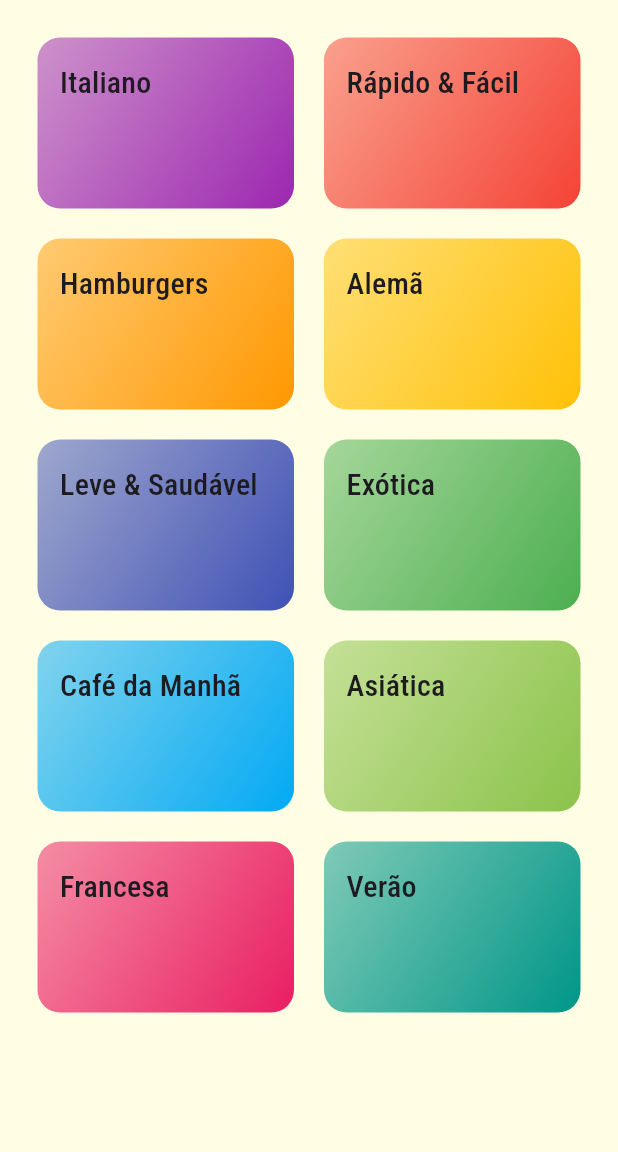
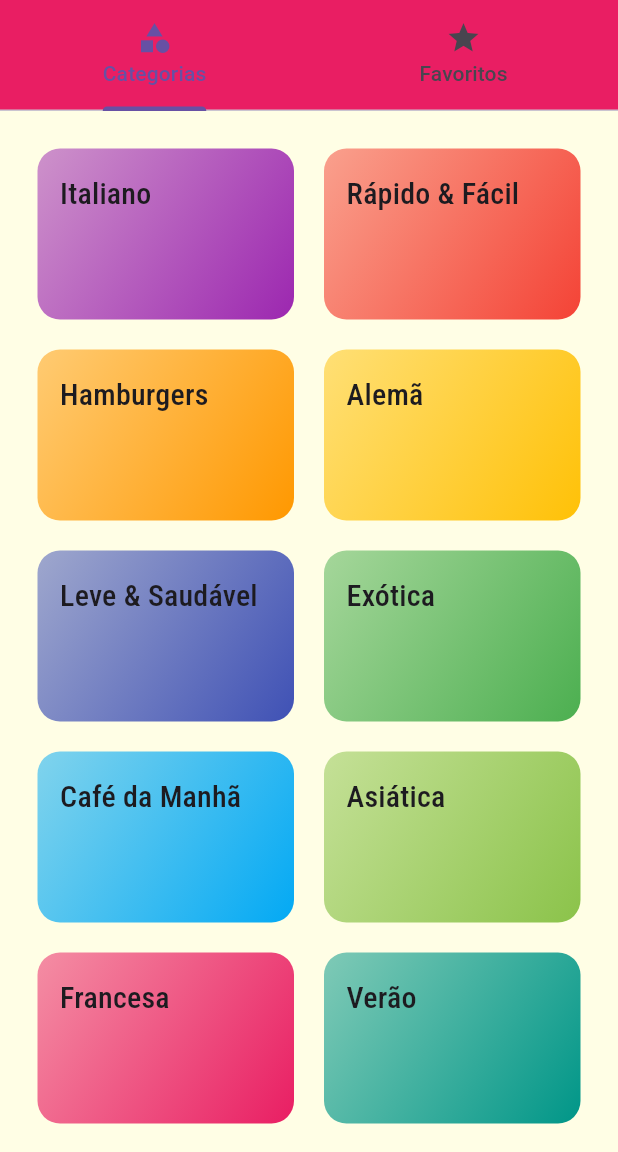
Before and after one commit to nailtonsdelima/meals, a Flutter app: the screen it shows after launch, on a phone screen of 412 x 824 dp, the part 84-1236 px from its top. Run offline on Flutter 3.47's test engine with Material 3 defaults, Android fonts, the phone set to English and light mode, and no system bars.

Commit message:
Adicionando tabs de navegação entre categorias e favoritos

```diff
--- a/lib/main.dart
+++ b/lib/main.dart
@@ -1,5 +1,6 @@
 import 'package:flutter/material.dart';
-import 'screens/categories_screen.dart';
+import 'package:meals/screens/tabs_screen.dart';
+// import 'screens/categories_screen.dart';
 import 'screens/categories_meals_screen.dart';
 import 'screens/meal_detail_screen.dart';
 import 'Utils/app_routes.dart';
@@ -40,7 +41,7 @@ class MyApp extends StatelessWidget {
       ),
       // home: CategoriesScreen(),
       routes: {
-        AppRoutes.HOME: (ctx) => CategoriesScreen(),
+        AppRoutes.HOME: (ctx) => TabsScreen(),
         AppRoutes.CATEGORIES_MEALS: (ctx) => CategoriesMealsScreen(),
         AppRoutes.MEAL_DETAIL: (ctx) => const MealDetailScreen(),
       },
--- a/lib/screens/categories_screen.dart
+++ b/lib/screens/categories_screen.dart
@@ -1,5 +1,4 @@
 import 'package:flutter/material.dart';
-
 import '../components/category_item.dart';
 import '../data/dummy_data.dart';
 
@@ -9,11 +8,7 @@ class CategoriesScreen extends StatelessWidget {
 
   @override
   Widget build(BuildContext context) {
-    return Scaffold(
-      appBar: AppBar(
-        title: const Text('Vamos Cozinhar?'),
-      ),
-      body: GridView(
+    return GridView(
       padding: const EdgeInsets.all(25),
       gridDelegate: const SliverGridDelegateWithMaxCrossAxisExtent(
         maxCrossAxisExtent: 200,
@@ -24,7 +19,6 @@ class CategoriesScreen extends StatelessWidget {
       children: DUMMY_CATEGORIES.map((cat) {
         return CategoryItem(cat);
       }).toList(),
-      ),
     );
   }
 }
--- /dev/null
+++ b/lib/screens/favorite_screen.dart
@@ -0,0 +1,12 @@
+import 'package:flutter/material.dart';
+
+class FavoriteScreen extends StatelessWidget {
+  const FavoriteScreen({super.key});
+
+  @override
+  Widget build(BuildContext context) {
+    return const Center(
+      child: Text('Minhas Refeições Favoritas'),
+    );
+  }
+}
--- /dev/null
+++ b/lib/screens/tabs_screen.dart
@@ -0,0 +1,39 @@
+import 'package:flutter/material.dart';
+import 'package:meals/screens/categories_screen.dart';
+import 'package:meals/screens/favorite_screen.dart';
+
+// ignore: use_key_in_widget_constructors
+class TabsScreen extends StatelessWidget {
+  @override
+  Widget build(BuildContext context) {
+    return DefaultTabController(
+      length: 2,
+      child: Scaffold(
+        appBar: AppBar(
+          title: const Text('Vamos Cozinhar?'),
+          bottom: const TabBar(
+            // labelColor: Colors.blue,
+            // unselectedLabelColor: Colors.white,
+            // indicatorColor: Colors.black,
+            tabs: [
+              Tab(
+                icon: Icon(Icons.category),
+                text: 'Categorias',
+              ),
+              Tab(
+                icon: Icon(Icons.star),
+                text: 'Favoritos',
+              ),
+            ],
+          ),
+        ),
+        body: TabBarView(
+          children: [
+            CategoriesScreen(),
+            const FavoriteScreen(),
+          ],
+        ),
+      ),
+    );
+  }
+}
```
Lines whose indentation alone changed are shown as unchanged.
